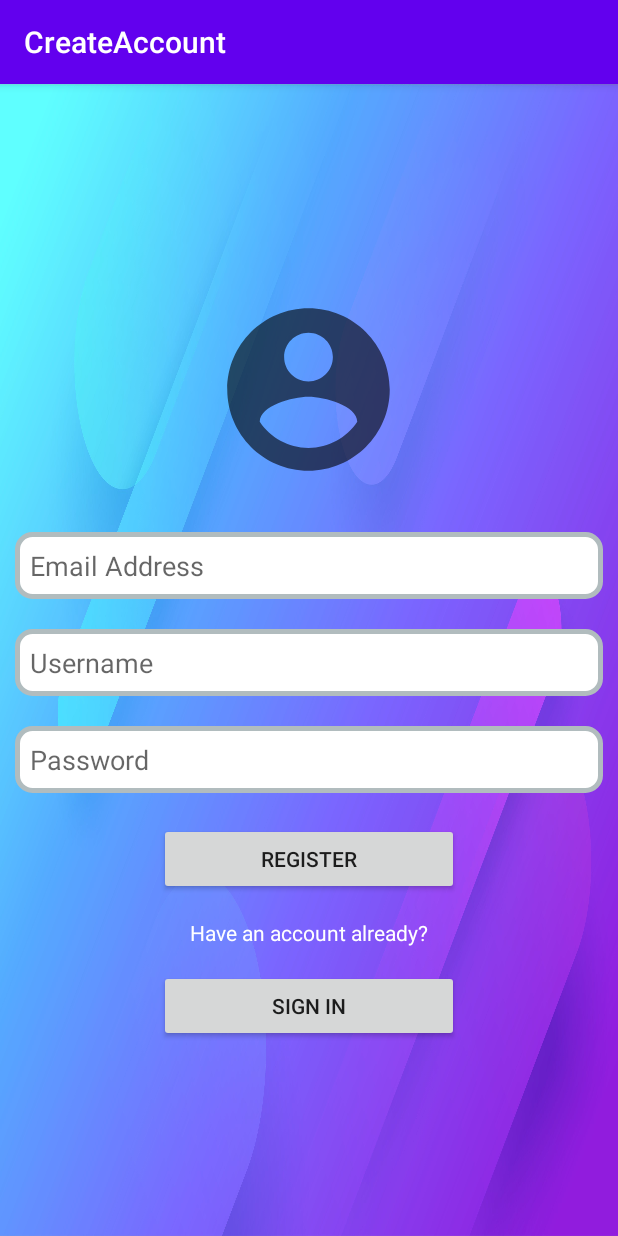
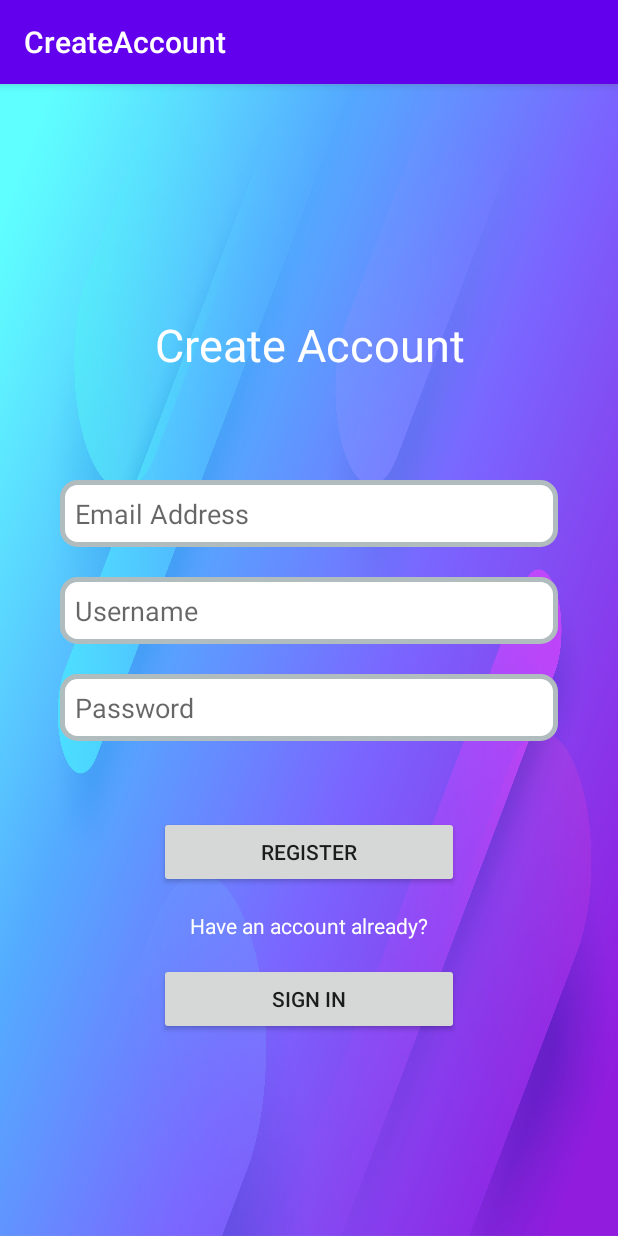
Before and after one commit to Shaun-Brown/My-Final-Year-Project, an Android app: the CreateAccount screen opened directly, with no data from a screen before it, on a phone screen of 412 x 824 dp. Run offline under Robolectric (Android 15) with nearby library versions, the phone set to English and light mode, and no system bars; our stand-ins replace CircleImageView, Firebase (no records; nobody signed in at launch, a user with empty details on screens opened directly), Picasso.

Commit message:
Finished product

```diff
--- a/app/src/main/AndroidManifest.xml
+++ b/app/src/main/AndroidManifest.xml
@@ -1,5 +1,6 @@
 <?xml version="1.0" encoding="utf-8"?>
-<manifest xmlns:android="http://schemas.android.com/apk/res/android"
+<manifest
+    xmlns:android="http://schemas.android.com/apk/res/android"
     package="com.example.myfinalyearproject">
 
     <uses-permission android:name="android.permission.INTERNET" />
--- a/app/src/main/java/com/example/myfinalyearproject/CreateAccount.java
+++ b/app/src/main/java/com/example/myfinalyearproject/CreateAccount.java
@@ -1,29 +1,43 @@
 package com.example.myfinalyearproject;
 
+import android.app.Activity;
 import android.content.Intent;
+import android.net.Uri;
 import android.os.Bundle;
+import android.provider.MediaStore;
 import android.text.TextUtils;
+import android.util.Log;
 import android.view.View;
 import android.widget.Button;
 import android.widget.EditText;
+import android.widget.ImageView;
 import android.widget.Toast;
 
 import androidx.annotation.NonNull;
 import androidx.appcompat.app.AppCompatActivity;
 
 import com.google.android.gms.tasks.OnCompleteListener;
+import com.google.android.gms.tasks.OnFailureListener;
+import com.google.android.gms.tasks.OnSuccessListener;
 import com.google.android.gms.tasks.Task;
 import com.google.firebase.auth.AuthResult;
 import com.google.firebase.auth.FirebaseAuth;
+import com.google.firebase.auth.FirebaseUser;
+import com.google.firebase.auth.UserProfileChangeRequest;
 import com.google.firebase.database.DatabaseReference;
 import com.google.firebase.database.FirebaseDatabase;
 import com.google.firebase.storage.FirebaseStorage;
 import com.google.firebase.storage.StorageReference;
+import com.google.firebase.storage.UploadTask;
+import com.squareup.picasso.Picasso;
+
+import de.hdodenhof.circleimageview.CircleImageView;
 
 public class CreateAccount extends AppCompatActivity {
 
     private static final String TAG = "CreateAccount";
     private FirebaseAuth auth;
+    private StorageReference storageRef;
     private DatabaseReference userRef;
     private EditText email, password, userName;
 
@@ -39,7 +53,7 @@ public class CreateAccount extends AppCompatActivity {
         Button signIn = findViewById(R.id.btnLogin);
 
         auth = FirebaseAuth.getInstance();
-        StorageReference storageRef = FirebaseStorage.getInstance().getReference();
+        storageRef = FirebaseStorage.getInstance().getReference();
         userRef = FirebaseDatabase.getInstance().getReference();
 
         register.setOnClickListener(new View.OnClickListener() {
@@ -56,7 +70,6 @@ public class CreateAccount extends AppCompatActivity {
                 startActivity(intent);
             }
         });
-
     }
 
     private void createAccount(){
@@ -87,8 +100,8 @@ public class CreateAccount extends AppCompatActivity {
                                 startActivity(intent);
                                 finish();
                             }
-                            }
-                        });
+                        }
+                    });
 
     }
 
--- a/app/src/main/java/com/example/myfinalyearproject/FriendListPage.java
+++ b/app/src/main/java/com/example/myfinalyearproject/FriendListPage.java
@@ -117,7 +117,6 @@ public class FriendListPage extends AppCompatActivity implements FriendListAdapt
         return true;
     }
 
-    @SuppressLint("NonConstantResourceId")
     @Override
     public boolean onOptionsItemSelected(@NonNull MenuItem item) {
         switch (item.getItemId()) {
@@ -136,7 +135,8 @@ public class FriendListPage extends AppCompatActivity implements FriendListAdapt
                 return true;
             case R.id.home:
                 onBackPressed();
-                startActivity(new Intent(this, MainActivity.class));
+                Intent intent3 = new Intent(FriendListPage.this, MainActivity.class);
+                startActivity(intent3);
                 finish();
                 return true;
             default:
--- a/app/src/main/res/layout/create_account_layout.xml
+++ b/app/src/main/res/layout/create_account_layout.xml
@@ -6,17 +6,23 @@
     android:orientation="vertical"
     android:gravity="center">
 
-        <ImageView
-            android:layout_width="150dp"
-            android:layout_height="150dp"
-            android:id="@+id/userImage"
-            android:layout_gravity="center"
-            android:src="@drawable/account_circle_icon"
-            android:contentDescription="@string/userImage"
-            android:padding="10dp"
-            android:layout_margin="10dp"/>
-
-        <EditText
+    <TextView
+        android:id="@+id/pageNameView"
+        android:layout_width="match_parent"
+        android:layout_height="wrap_content"
+        android:textColor="#ffffff"
+        android:text="@string/create_account"
+        android:textAlignment="center"
+        android:textSize="30sp"
+        android:padding="10dp"
+        android:layout_margin="20dp"/>
+    <LinearLayout
+        android:layout_width="match_parent"
+        android:layout_height="wrap_content"
+        android:orientation="vertical"
+        android:layout_gravity="center"
+        android:layout_margin="30dp">
+    <EditText
             android:id="@+id/email"
             android:layout_width="match_parent"
             android:layout_height="wrap_content"
@@ -26,7 +32,6 @@
             android:inputType="textEmailAddress"
             android:hint="@string/email_address"
             android:autofillHints="@string/userEmail"/>
-
         <EditText
             android:id="@+id/userName"
             android:layout_width="match_parent"
@@ -37,7 +42,6 @@
             android:inputType="text"
             android:hint="@string/userName"
             android:autofillHints="@string/userName"/>
-
         <EditText
             android:id="@+id/password"
             android:layout_width="match_parent"
@@ -48,6 +52,7 @@
             android:inputType="textPassword"
             android:hint="@string/password"
             android:autofillHints="@string/password"/>
+    </LinearLayout>
 
     <Button
         android:id="@+id/btnRegister"
--- a/app/src/main/res/layout/login_page_layout.xml
+++ b/app/src/main/res/layout/login_page_layout.xml
@@ -3,10 +3,11 @@
     android:layout_width="match_parent"
     android:layout_height="match_parent"
     android:background="@drawable/abstract_shapes_background"
-    android:orientation="vertical">
+    android:orientation="vertical"
+    android:gravity="center">
 
     <TextView
-        android:id="@+id/gameNameView"
+        android:id="@+id/pageNameView"
         android:layout_width="match_parent"
         android:layout_height="wrap_content"
         android:textColor="#ffffff"
@@ -31,7 +32,6 @@
             android:inputType="textWebEmailAddress"
             android:layout_margin="10dp"
             android:padding="10dp"/>
-
         <EditText
             android:layout_width="match_parent"
             android:layout_height="wrap_content"
```
Also changed, not shown: app/src/main/java/com/example/myfinalyearproject/PrivateMessaging.java (+1 -11 lines), 1 other file.
